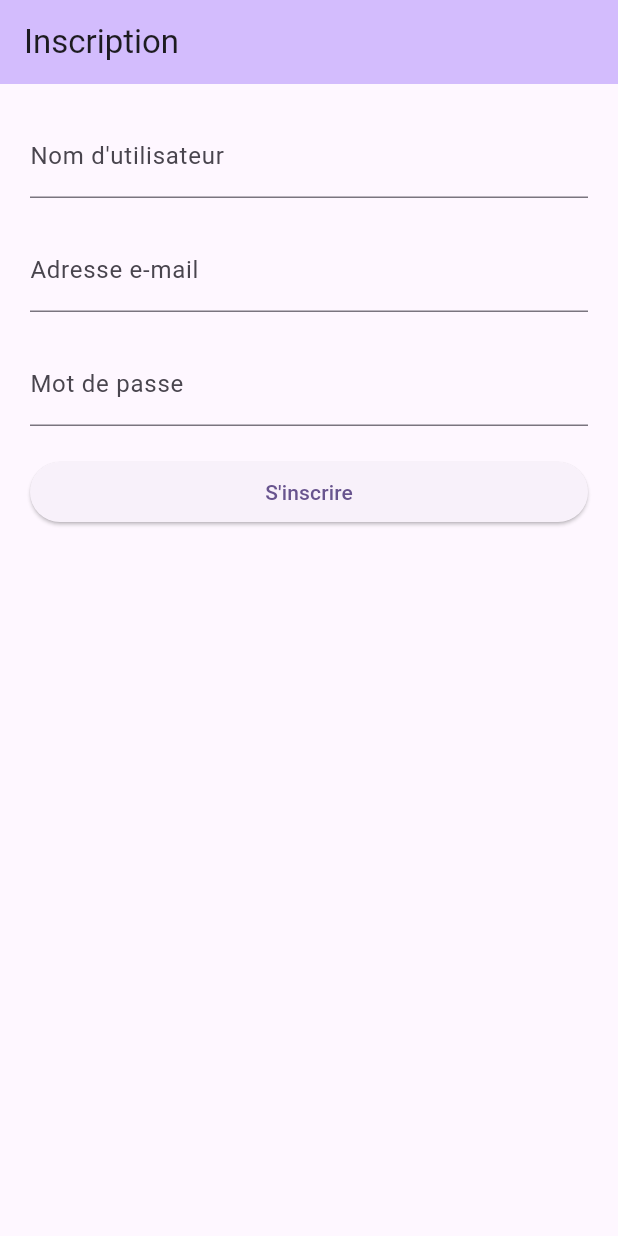
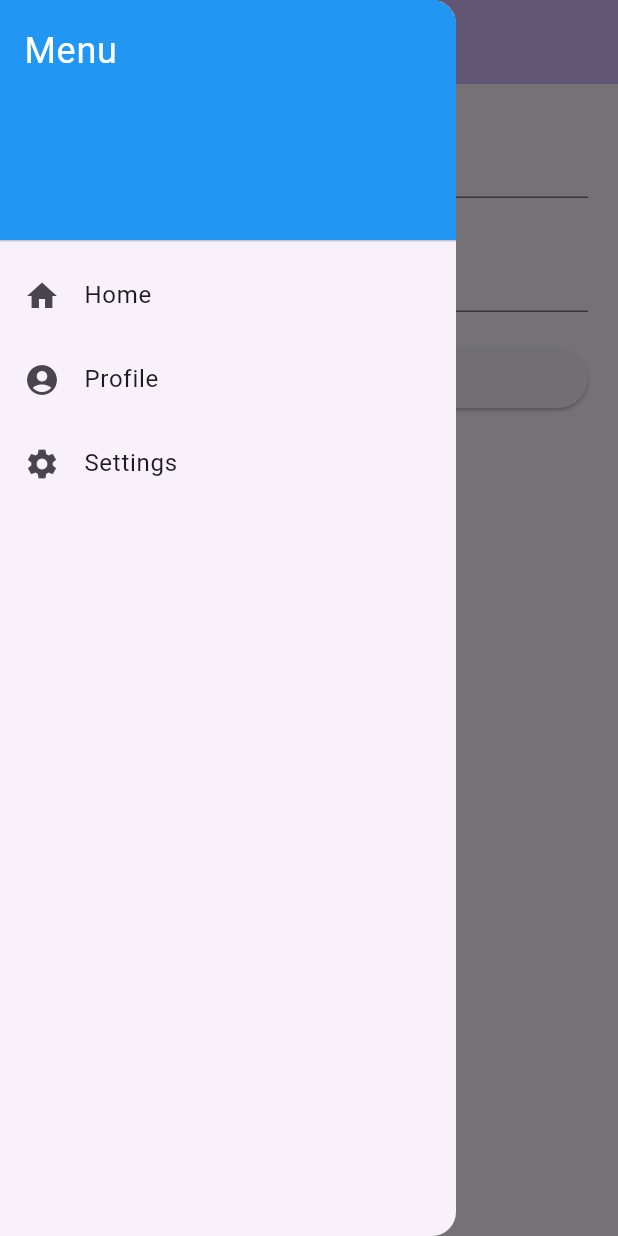
Before and after one commit to GbecetKouameDylan/tp1-Flutter, a Flutter app: the screen it shows after launch, with the side drawer open (before the commit the screen has no drawer), on a phone screen of 412 x 824 dp. Run offline on Flutter 3.47's test engine with Material 3 defaults, Android fonts, the phone set to English and light mode, and no system bars; our stand-ins replace dio.

```diff
--- a/tp1_flutter/lib/main.dart
+++ b/tp1_flutter/lib/main.dart
@@ -2,8 +2,8 @@ import 'package:flutter/material.dart';
 import 'package:tp1_flutter/connexion.dart';
 import 'package:dio/dio.dart';
 import 'package:tp1_flutter/transfert.dart';
+import 'lib_http.dart';
 
-import 'lib_http.dart';
 void main() {
   runApp(const MyApp());
 }
@@ -49,6 +49,7 @@ class _MyHomePageState extends State<MyHomePage> {
         backgroundColor: Theme.of(context).colorScheme.inversePrimary,
         title: Text(widget.title),
       ),
+      drawer: AppDrawer(), // Ajouter le tiroir de navigation ici
       body: Padding(
         padding: EdgeInsets.all(20.0),
         child: SignUpForm(),
@@ -64,7 +65,6 @@ class SignUpForm extends StatefulWidget {
 
 class _SignUpFormState extends State<SignUpForm> {
   final _usernameController = TextEditingController();
-  final _emailController = TextEditingController();
   final _passwordController = TextEditingController();
 
   final dio = Dio();
@@ -92,18 +92,6 @@ class _SignUpFormState extends State<SignUpForm> {
           ),
           SizedBox(height: 20.0),
           TextFormField(
-            controller: _emailController,
-            decoration: InputDecoration(labelText: 'Adresse e-mail'),
-            validator: (value) {
-              if (value == null || value.isEmpty) {
-                return 'Veuillez entrer une adresse e-mail';
-              }
-              // Add your own email validation logic here
-              return null;
-            },
-          ),
-          SizedBox(height: 20.0),
-          TextFormField(
             controller: _passwordController,
             decoration: InputDecoration(labelText: 'Mot de passe'),
             obscureText: true,
@@ -119,16 +107,16 @@ class _SignUpFormState extends State<SignUpForm> {
           ElevatedButton(
             onPressed: () async {
               SignupRequest req = SignupRequest();
-              req.username = _usernameController.toString();
-              req.password = _passwordController.toString();
+              req.username = _usernameController.text;
+              req.password = _passwordController.text;
               var reponse = await signup(req);
               print(reponse);
               Navigator.push(
-                  context,
-                  MaterialPageRoute(
-
-                    builder: (context) => LoginPage(),
-                  ));
+                context,
+                MaterialPageRoute(
+                  builder: (context) => LoginPage(),
+                ),
+              );
             },
             child: Text('S\'inscrire'),
           ),
@@ -137,3 +125,88 @@ class _SignUpFormState extends State<SignUpForm> {
     );
   }
 }
+
+// Ajout du tiroir de navigation
+class AppDrawer extends StatelessWidget {
+  @override
+  Widget build(BuildContext context) {
+    return Drawer(
+      child: ListView(
+        padding: EdgeInsets.zero,
+        children: <Widget>[
+          DrawerHeader(
+            decoration: BoxDecoration(
+              color: Colors.blue,
+            ),
+            child: Text(
+              'Menu',
+              style: TextStyle(
+                color: Colors.white,
+                fontSize: 24,
+              ),
+            ),
+          ),
+          ListTile(
+            leading: Icon(Icons.home),
+            title: Text('Home'),
+            onTap: () {
+              Navigator.push(
+                context,
+                MaterialPageRoute(builder: (context) => MyHomePage(title: 'Inscription')),
+              );
+            },
+          ),
+          ListTile(
+            leading: Icon(Icons.account_circle),
+            title: Text('Profile'),
+            onTap: () {
+              Navigator.push(
+                context,
+                MaterialPageRoute(builder: (context) => ProfileScreen()),
+              );
+            },
+          ),
+          ListTile(
+            leading: Icon(Icons.settings),
+            title: Text('Settings'),
+            onTap: () {
+              Navigator.push(
+                context,
+                MaterialPageRoute(builder: (context) => SettingsScreen()),
+              );
+            },
+          ),
+        ],
+      ),
+    );
+  }
+}
+
+// Écrans de navigation supplémentaires
+class ProfileScreen extends StatelessWidget {
+  @override
+  Widget build(BuildContext context) {
+    return Scaffold(
+      appBar: AppBar(
+        title: Text('Profile'),
+      ),
+      body: Center(
+        child: Text('Profile Screen'),
+      ),
+    );
+  }
+}
+
+class SettingsScreen extends StatelessWidget {
+  @override
+  Widget build(BuildContext context) {
+    return Scaffold(
+      appBar: AppBar(
+        title: Text('Settings'),
+      ),
+      body: Center(
+        child: Text('Settings Screen'),
+      ),
+    );
+  }
+}
```
